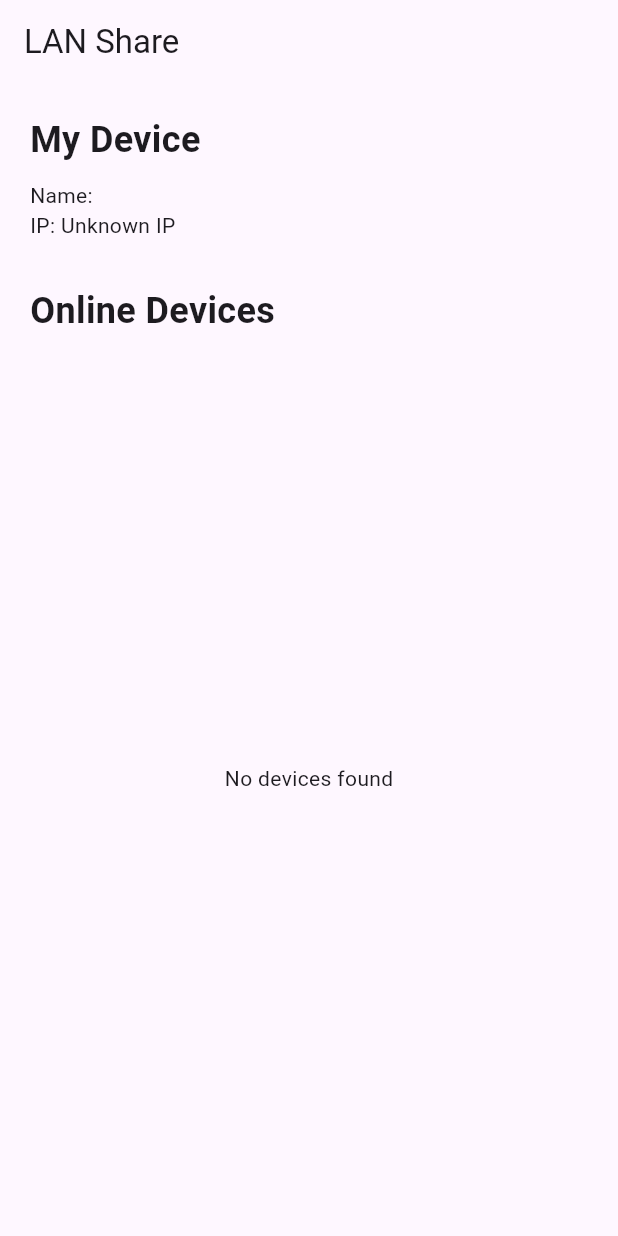
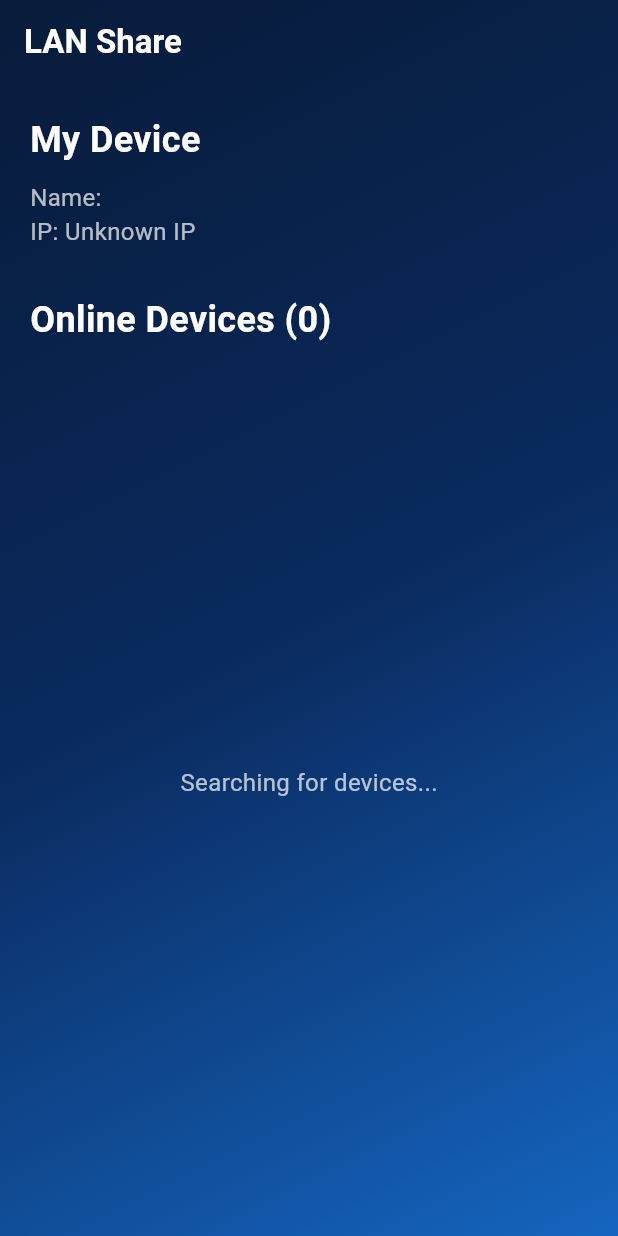
Before and after one commit to Don-Gabriel/lan-share, a Flutter app: the screen it shows after launch, on a phone screen of 412 x 824 dp. Run offline on Flutter 3.47's test engine with Material 3 defaults, Android fonts, the light colour scheme and no system bars; our stand-ins replace device_info_plus, file_picker; missing offline and left inert: flutter_file_dialog, network_info_plus.

Commit message:
home ui 1

```diff
--- a/lib/screens/home_screen.dart
+++ b/lib/screens/home_screen.dart
@@ -125,6 +125,9 @@
     }
 
     print('FILE SAVED');
+    transferService.transferResult.value = TransferResult.success;
+    transferService.transferRunning.value = false;
+    transferService.transferredBytes.value++;
   }
 
   Future<void> saveBatchFilesToFolder() async {
@@ -162,6 +165,7 @@
     print('ALL FILES SAVED');
     transferService.transferResult.value = TransferResult.success;
     transferService.transferRunning.value = false;
+    transferService.transferredBytes.value++;
   }
 
   Future<void> loadDeviceInfo() async {
@@ -572,52 +576,134 @@
   @override
   Widget build(BuildContext context) {
     return Scaffold(
-      appBar: AppBar(title: const Text('LAN Share')),
-      body: Padding(
+      appBar: AppBar(
+        backgroundColor: Colors.transparent,
+        elevation: 0,
+        title: const Text(
+          'LAN Share',
+          style: TextStyle(color: Colors.white, fontWeight: FontWeight.bold),
+        ),
+      ),
+      extendBodyBehindAppBar: true,
+      body: Container(
+        decoration: const BoxDecoration(
+          gradient: LinearGradient(
+            begin: Alignment.topLeft,
+            end: Alignment.bottomRight,
+            colors: [Color(0xFF081B3A), Color(0xFF0A2A5E), Color(0xFF1565C0)],
+          ),
+        ),
+        child: SafeArea(
+          child: Padding(
             padding: const EdgeInsets.all(20),
             child: deviceInfo == null
-            ? const Center(child: CircularProgressIndicator())
+                ? const Center(
+                    child: CircularProgressIndicator(color: Colors.white),
+                  )
                 : Column(
                     crossAxisAlignment: CrossAxisAlignment.start,
                     children: [
                       const Text(
                         'My Device',
-                    style: TextStyle(fontSize: 24, fontWeight: FontWeight.bold),
+                        style: TextStyle(
+                          color: Colors.white,
+                          fontSize: 24,
+                          fontWeight: FontWeight.bold,
+                        ),
                       ),
 
                       const SizedBox(height: 10),
 
-                  Text('Name: ${deviceInfo!['name']}'),
-                  Text('IP: ${deviceInfo!['ip']}'),
+                      Text(
+                        'Name: ${deviceInfo!['name']}',
+                        style: const TextStyle(
+                          color: Colors.white70,
+                          fontSize: 16,
+                        ),
+                      ),
+
+                      Text(
+                        'IP: ${deviceInfo!['ip']}',
+                        style: const TextStyle(
+                          color: Colors.white70,
+                          fontSize: 16,
+                        ),
+                      ),
 
                       const SizedBox(height: 30),
 
-                  const Text(
-                    'Online Devices',
-                    style: TextStyle(fontSize: 24, fontWeight: FontWeight.bold),
+                      Text(
+                        'Online Devices (${devices.length})',
+                        style: const TextStyle(
+                          color: Colors.white,
+                          fontSize: 24,
+                          fontWeight: FontWeight.bold,
+                        ),
                       ),
 
                       const SizedBox(height: 10),
 
                       Expanded(
                         child: devices.isEmpty
-                        ? const Center(child: Text('No devices found'))
+                            ? const Center(
+                                child: Text(
+                                  'Searching for devices...',
+                                  style: TextStyle(
+                                    color: Colors.white70,
+                                    fontSize: 16,
+                                  ),
+                                ),
+                              )
                             : ListView.builder(
                                 itemCount: devices.length,
                                 itemBuilder: (context, index) {
                                   final device = devices[index];
 
-                              return Card(
+                                  return Container(
+                                    margin: const EdgeInsets.only(bottom: 12),
+                                    child: Material(
+                                      color: Colors.white.withOpacity(0.08),
+                                      borderRadius: BorderRadius.circular(20),
+                                      child: Container(
+                                        decoration: BoxDecoration(
+                                          borderRadius: BorderRadius.circular(
+                                            20,
+                                          ),
+                                          border: Border.all(
+                                            color: Colors.white24,
+                                          ),
+                                        ),
                                         child: ListTile(
-                                  leading: const Icon(Icons.phone_android),
+                                          leading: Container(
+                                            padding: const EdgeInsets.all(10),
+                                            decoration: BoxDecoration(
+                                              color: Colors.green.withOpacity(
+                                                0.2,
+                                              ),
+                                              shape: BoxShape.circle,
+                                            ),
+                                            child: const Icon(
+                                              Icons.phone_android,
+                                              color: Colors.greenAccent,
+                                            ),
+                                          ),
                                           title: Text(
                                             device.name,
                                             style: const TextStyle(
+                                              color: Colors.white,
                                               fontWeight: FontWeight.bold,
                                             ),
                                           ),
-                                  subtitle: Text(device.ip),
-                                  trailing: const Icon(Icons.arrow_forward_ios),
+                                          subtitle: Text(
+                                            device.ip,
+                                            style: const TextStyle(
+                                              color: Colors.white70,
+                                            ),
+                                          ),
+                                          trailing: const Icon(
+                                            Icons.arrow_forward_ios,
+                                            color: Colors.white70,
+                                          ),
                                           onTap: () {
                                             Navigator.push(
                                               context,
@@ -630,6 +716,8 @@
                                             );
                                           },
                                         ),
+                                      ),
+                                    ),
                                   );
                                 },
                               ),
@@ -637,6 +725,8 @@
                     ],
                   ),
           ),
+        ),
+      ),
     );
   }
 }
```
Lines whose indentation alone changed are shown as unchanged.
